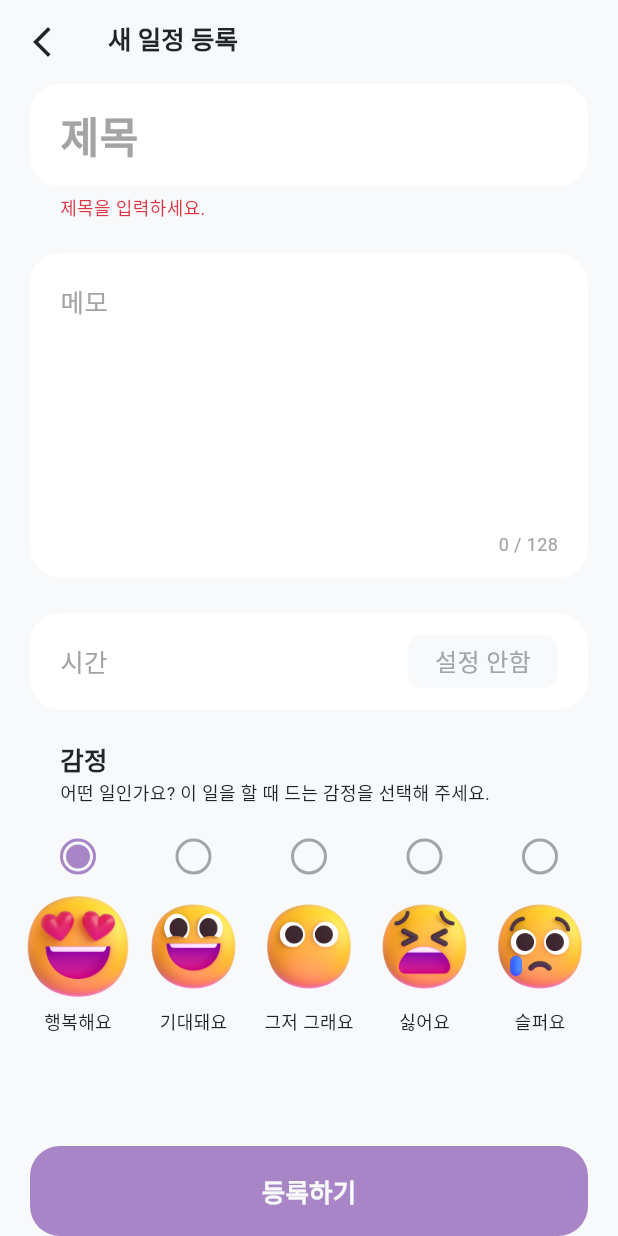
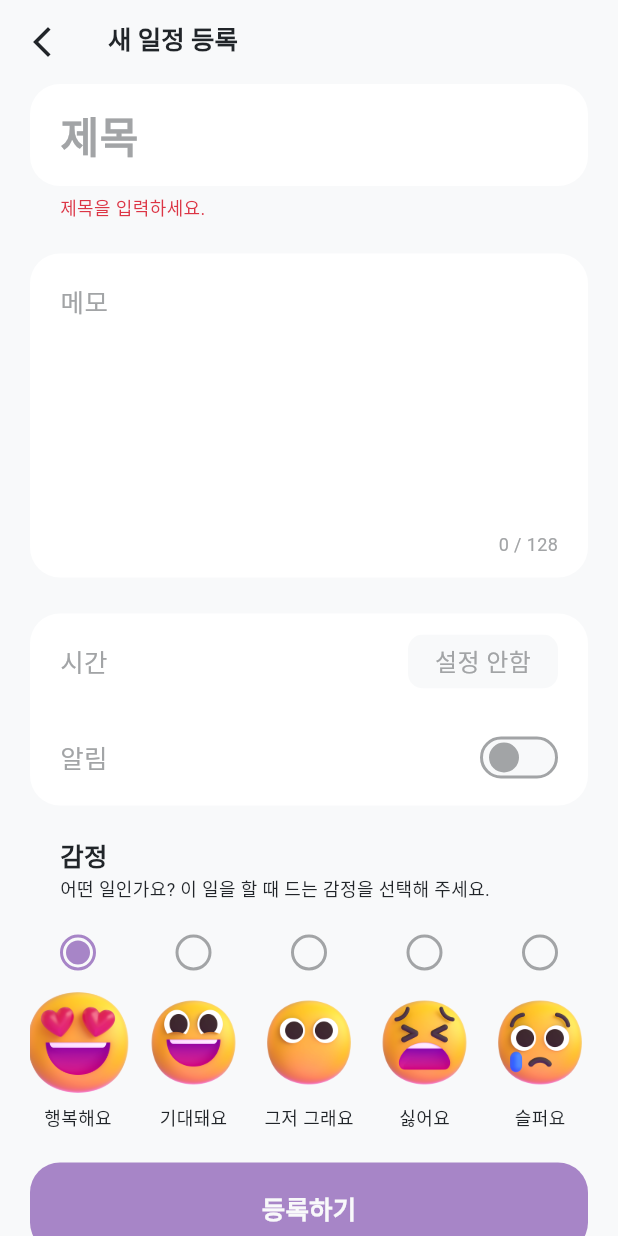
Before and after one commit to wonhj12/chagok, a Flutter app: the TodoAddView screen opened by its route, after a tap on "등록하기", on a phone screen of 412 x 824 dp. Run offline on Flutter 3.47's test engine with Material 3 defaults, Android fonts, the phone set to English and light mode, and no system bars; our stand-ins replace dotted_line, flutter_dotenv, flutter_slidable, flutter_svg, go_router, google_sign_in and 3 more; missing offline and left inert: day_night_time_picker, kakao_flutter_sdk; accounts and stored records are empty; Roboto replaces fonts that are missing (Pretendard); project files that could hold a hidden picture were left out.

Commit message:
feat: TodoAddView에 알림 토글 버튼 추가 - 알림 토글 로직 추가 - 저장, 수정, 불러오기 등에 isAlarm 받아와서 토글 표시하도록 수정

```diff
--- a/lib/view_models/todo_add_view_model.dart
+++ b/lib/view_models/todo_add_view_model.dart
@@ -87,6 +87,12 @@ class TodoAddViewModel with ChangeNotifier {
         : '설정 안함';
   }
 
+  /// 알림 토글
+  void toggleAlarm() {
+    todoModel.isAlarm = !todoModel.isAlarm;
+    notifyListeners();
+  }
+
   /// 주어진 감정과 선택된 감정 일치 여부를 반환
   bool isSelectedEmotion(Emotion emotion) {
     return emotion == todoModel.emotion;
@@ -129,6 +135,7 @@ class TodoAddViewModel with ChangeNotifier {
               : null,
           'emotion': todoModel.emotion.name,
           'isCompleted': false,
+          'isAlarm': todoModel.isAlarm,
         });
 
         // 모델에 등록한 일정 추가
@@ -145,6 +152,7 @@ class TodoAddViewModel with ChangeNotifier {
                 ? '${todoModel.time!.hour}:${todoModel.time!.minute}:00'
                 : null,
             'emotion': todoModel.emotion.name,
+            'isAlarm': todoModel.isAlarm,
           },
         );
 
@@ -156,6 +164,7 @@ class TodoAddViewModel with ChangeNotifier {
             time: todoModel.time,
             clearTime: todoModel.time == null,
             emotion: todoModel.emotion,
+            isAlarm: todoModel.isAlarm,
           );
 
           todoModel.sortTodo(todoModel.todos[todoModel.selectedWeekday()]);
--- a/lib/views/todo_add_view.dart
+++ b/lib/views/todo_add_view.dart
@@ -1,6 +1,7 @@
 import 'package:chagok/components/common/column_scroll_view.dart';
 import 'package:chagok/components/common/custom_ink_well.dart';
 import 'package:chagok/components/common/custom_scaffold.dart';
+import 'package:chagok/components/common/toggle_button.dart';
 import 'package:chagok/components/todo_add/emotion_box.dart';
 import 'package:chagok/utils/enums/emotion.dart';
 import 'package:chagok/utils/palette.dart';
@@ -109,15 +110,20 @@ class TodoAddView extends StatelessWidget {
           ),
           const SizedBox(height: 24),
 
-          // 시간
+          // 시간, 알림
           Container(
             width: double.infinity,
-            height: 64,
-            padding: EdgeInsets.symmetric(horizontal: 20, vertical: 14),
+            height: 128,
+            padding: EdgeInsets.symmetric(horizontal: 20),
             decoration: BoxDecoration(
               color: Palette.container,
               borderRadius: BorderRadius.circular(20),
             ),
+            child: Column(
+              children: [
+                // 시간
+                SizedBox(
+                  height: 64,
                   child: Row(
                     mainAxisAlignment: MainAxisAlignment.spaceBetween,
                     children: [
@@ -151,6 +157,33 @@ class TodoAddView extends StatelessWidget {
                           ),
                         ),
                       )
+                    ],
+                  ),
+                ),
+
+                // 알림
+                SizedBox(
+                  height: 64,
+                  child: Row(
+                    mainAxisAlignment: MainAxisAlignment.spaceBetween,
+                    children: [
+                      Text(
+                        '알림',
+                        style: Palette.body.copyWith(
+                          color: todoAddViewModel.todoModel.time == null
+                              ? Palette.onSurfaceVariant
+                              : Palette.onSurface,
+                        ),
+                      ),
+
+                      // 시간 선택 컨테이너
+                      ToggleButton(
+                        isEnabled: todoAddViewModel.todoModel.isAlarm,
+                        onTap: todoAddViewModel.toggleAlarm,
+                      )
+                    ],
+                  ),
+                ),
               ],
             ),
           ),
```
Lines whose indentation alone changed are shown as unchanged.
